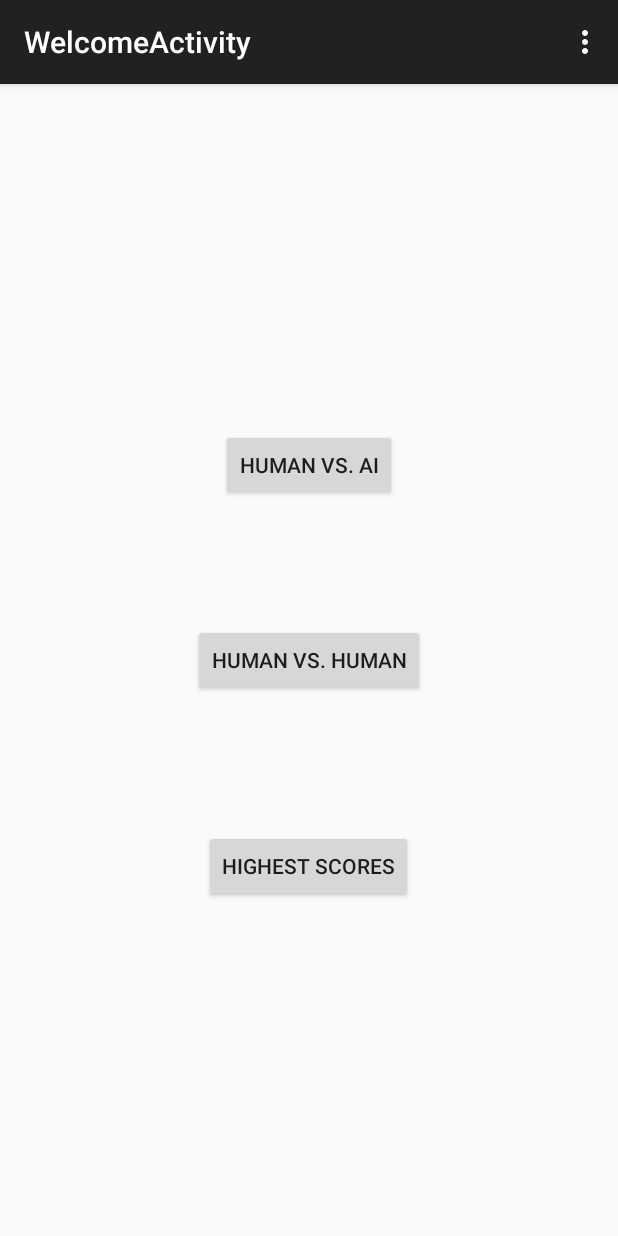
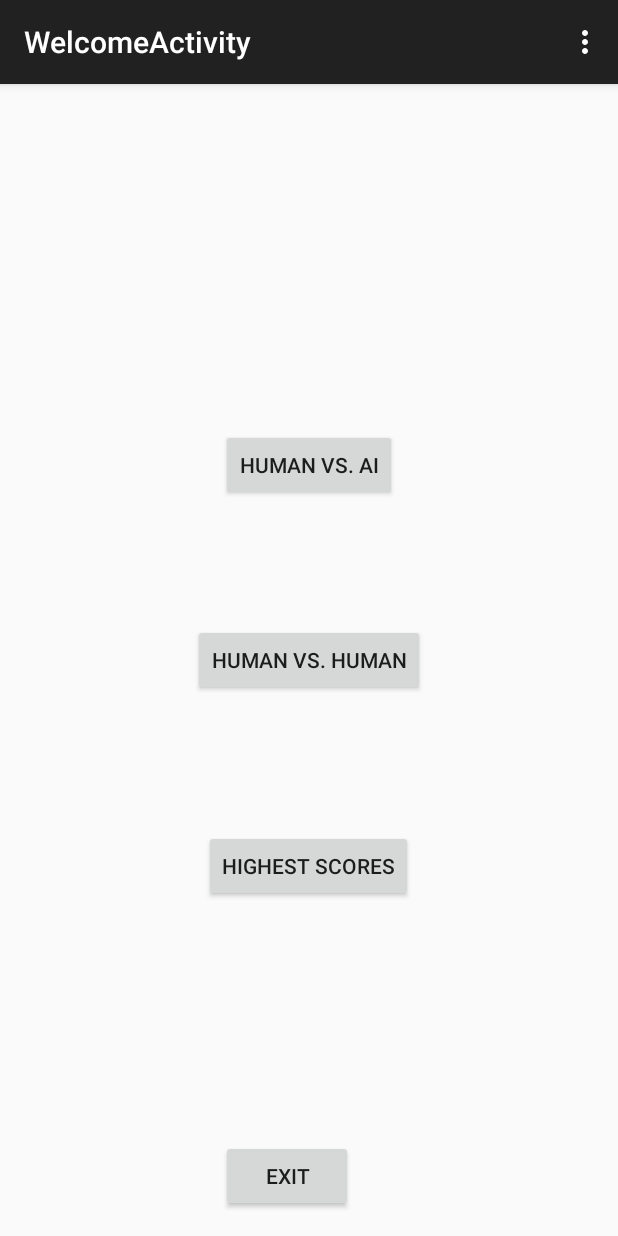
Before and after one commit to fallflame/android-card-game-elimination, an Android app: the WelcomeActivity screen opened directly, with no data from a screen before it, on a phone screen of 412 x 824 dp. Run offline under Robolectric (Android 15) with nearby library versions, the phone set to English and light mode, and no system bars.

```diff
--- a/app/src/main/java/com/example/fallflame/tp1/WelcomeActivity.java
+++ b/app/src/main/java/com/example/fallflame/tp1/WelcomeActivity.java
@@ -1,5 +1,6 @@
 package com.example.fallflame.tp1;
 
+import android.app.Activity;
 import android.app.AlertDialog;
 import android.content.Intent;
 import android.support.v7.app.ActionBarActivity;
@@ -60,4 +61,8 @@ public class WelcomeActivity extends ActionBarActivity {
         Intent intent = new Intent(this, StatisticsActivity.class);
         startActivity(intent);
     }
+
+    public void exitButton(View view){
+        this.finish();
+    }
 }
--- a/app/src/main/res/layout/activity_welcome.xml
+++ b/app/src/main/res/layout/activity_welcome.xml
@@ -35,4 +35,14 @@
         android:layout_marginTop="89dp"
         android:onClick="historyButton"/>
 
+    <Button
+        android:layout_width="wrap_content"
+        android:layout_height="wrap_content"
+        android:text="Exit"
+        android:id="@+id/exit"
+        android:onClick="exitButton"
+        android:layout_alignParentBottom="true"
+        android:layout_alignLeft="@+id/humanVsAI"
+        android:layout_alignStart="@+id/humanVsAI" />
+
 </RelativeLayout>
```
Also changed, not shown: app/src/main/java/com/example/fallflame/tp1/GameControllerActivity.java (+14 -0 lines), app/src/main/res/layout/activity_game.xml (+11 -0 lines).
